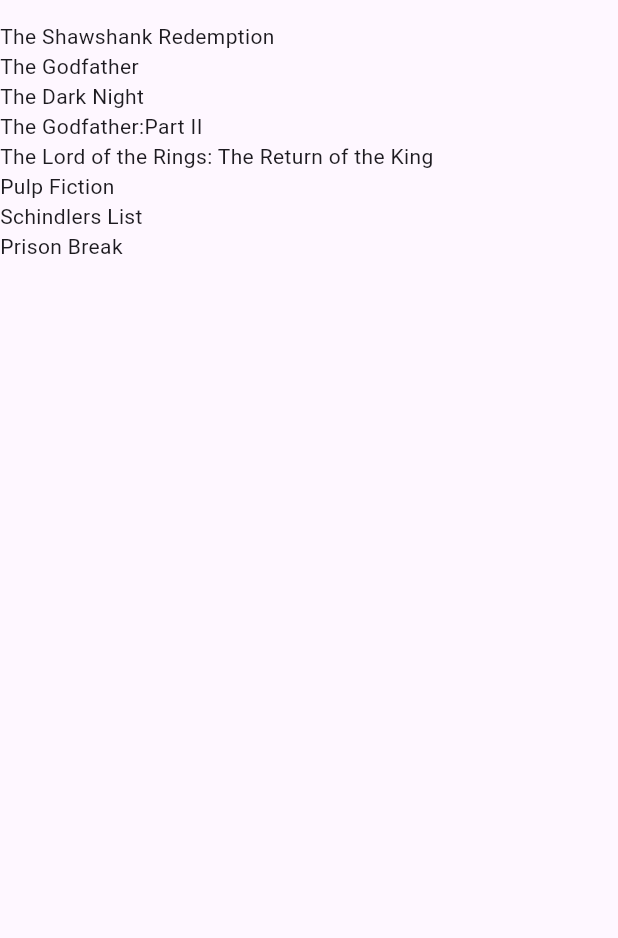
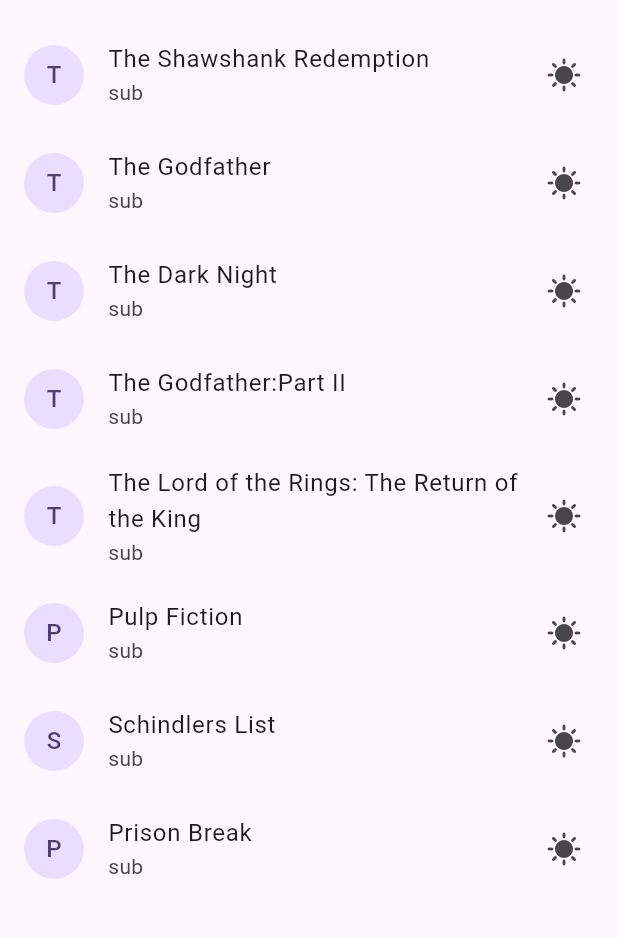
Before and after one commit to SAJalingo/movie_app, a Flutter app: the screen it shows after launch, on a phone screen of 412 x 824 dp, the part 63-1001 px from its top. Run offline on Flutter 3.47's test engine with Material 3 defaults, Android fonts, the phone set to English and light mode, and no system bars.

Commit message:
added list title widget to the listview widget

```diff
--- a/lib/main.dart
+++ b/lib/main.dart
@@ -1,7 +1,14 @@
 import 'package:flutter/material.dart';
+import 'package:movie_app/Providers/movie_provider.dart';
+import 'package:provider/provider.dart';
 
 void main() {
-  runApp(const MyApp());
+  runApp(
+    ChangeNotifierProvider(
+      create: (context) => MovieProvider(),
+      child: const MyApp(),
+    ),
+  );
 }
 
 class MyApp extends StatelessWidget {
@@ -30,26 +37,28 @@ class Home extends StatefulWidget {
 }
 
 class _HomeState extends State<Home> {
-  final _movieList = <String>[
-    'The Shawshank Redemption',
-    'The Godfather',
-    'The Dark Night',
-    'The Godfather:Part II',
-    'The Lord of the Rings: The Return of the King',
-    'Pulp Fiction',
-    'Schindlers List',
-    'Prison Break',
-  ];
-
   @override
   Widget build(BuildContext context) {
+    final movies = Provider.of<MovieProvider>(
+      context,
+    ).loadMovies();
     return Scaffold(
       appBar: AppBar(title: Text('Movie App')),
       body: Center(
         child: ListView.builder(
-          itemCount: _movieList.length,
+          itemCount: movies.length,
           itemBuilder: (context, index) {
-            return Text(_movieList[index]);
+            return ListTile(
+              title: Text(movies[index]),
+              subtitle: Text('sub'),
+              trailing: Icon(Icons.sunny),
+              leading: CircleAvatar(child: Text(movies[index][0]),),
+            );
+            //Card(
+            //child: Center(
+            // child: Text(movies[index]),
+            // ),
+            //);
           },
         ),
       ),
```
